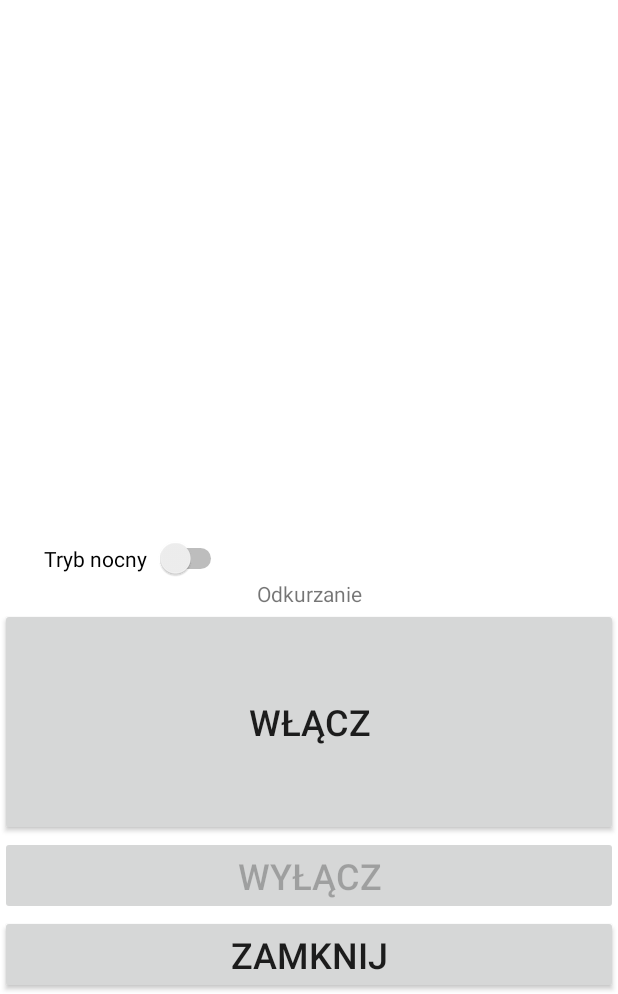
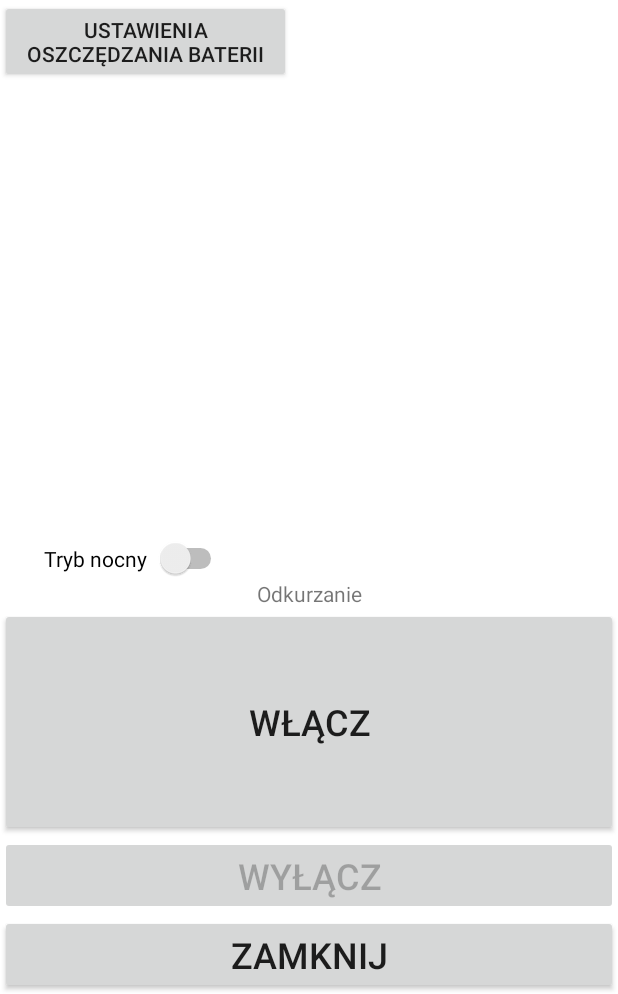
Before and after one commit to wgawel/Odkurzacz, an Android app: the screen it shows after launch (MainActivity), on a phone screen of 412 x 824 dp, the part 242-1236 px from its top. Run offline under Robolectric (Android 15) with nearby library versions, the phone set to English and light mode, and no system bars.

Commit message:
Add button to enter Ignore Battery Optimization Settings.

```diff
--- a/app/src/main/java/soliddev/pl/odkurzacz/MainActivity.java
+++ b/app/src/main/java/soliddev/pl/odkurzacz/MainActivity.java
@@ -2,12 +2,14 @@ package soliddev.pl.odkurzacz;
 
 import android.content.Intent;
 import android.os.Bundle;
+import android.provider.Settings;
 import android.support.v7.app.AppCompatActivity;
 import android.view.View;
 import android.widget.Button;
 import android.widget.CompoundButton;
 import android.widget.Switch;
 import android.widget.TextView;
+import android.widget.Toast;
 
 public class MainActivity extends AppCompatActivity implements View.OnClickListener, CompoundButton.OnCheckedChangeListener {
 
@@ -15,6 +17,7 @@ public class MainActivity extends AppCompatActivity implements View.OnClickListe
     private Button btnStart;
     private Button btnStop;
     private Button btnClose;
+    private Button btnBatterySettings;
     private Switch switchNightMode;
     private View generalLayout;
     private TextView titleLabel;
@@ -28,6 +31,7 @@ public class MainActivity extends AppCompatActivity implements View.OnClickListe
         btnStart = (Button) findViewById(R.id.btnStart);
         btnStop = (Button) findViewById(R.id.btnStop);
         btnClose = (Button) findViewById(R.id.btnClose);
+        btnBatterySettings = (Button) findViewById(R.id.btnBatterySettings);
         switchNightMode = (Switch) findViewById(R.id.switchNightMode);
         generalLayout = (View) findViewById(R.id.generalLayout);
         titleLabel = (TextView) findViewById(R.id.titleLabel);
@@ -36,6 +40,7 @@ public class MainActivity extends AppCompatActivity implements View.OnClickListe
         btnStart.setOnClickListener(this);
         btnStop.setOnClickListener(this);
         btnClose.setOnClickListener(this);
+        btnBatterySettings.setOnClickListener(this);
         switchNightMode.setOnCheckedChangeListener(this);
         btnStart.setEnabled(true);
         btnStop.setEnabled(false);
@@ -91,6 +96,11 @@ public class MainActivity extends AppCompatActivity implements View.OnClickListe
             // close app
             moveTaskToBack(true);
             finish();
+        } else if (view == btnBatterySettings) {
+            startActivity(new Intent(Settings.ACTION_IGNORE_BATTERY_OPTIMIZATION_SETTINGS));
+            Toast.makeText(this,
+                    "Wyświetl wszystkie aplikacje, znajdź Odkurzacz i wyłącz optymalizację baterii.",
+                    Toast.LENGTH_LONG).show();
         }
     }
 
--- a/app/src/main/res/layout/activity_main.xml
+++ b/app/src/main/res/layout/activity_main.xml
@@ -1,6 +1,5 @@
 <?xml version="1.0" encoding="utf-8"?>
 <RelativeLayout xmlns:android="http://schemas.android.com/apk/res/android"
-    xmlns:app="http://schemas.android.com/apk/res-auto"
     xmlns:tools="http://schemas.android.com/tools"
     android:id="@+id/generalLayout"
     android:layout_width="match_parent"
@@ -75,6 +74,12 @@
             android:textColor="#3F51B5"
             android:autoLink="web"
             android:linksClickable="true"/>
+
+        <Button
+            android:id="@+id/btnBatterySettings"
+            android:layout_width="194dp"
+            android:layout_height="wrap_content"
+            android:text="Ustawienia oszczędzania baterii" />
     </LinearLayout>
 
 </RelativeLayout>
```
